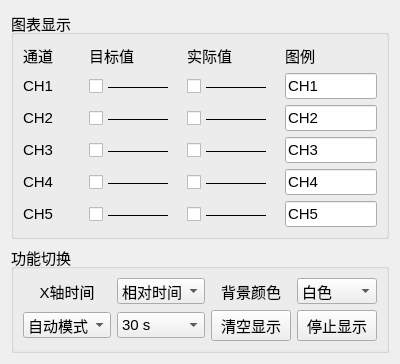
Qt form src/ui_widgets/chart_dialog/ui/chart_dialog.ui (xiaopengyouGU/LTM_Monitor) before a commit.
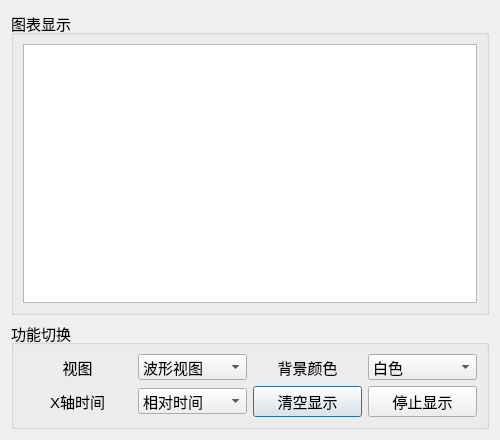
The same form after that commit. Icons and pictures are not drawn. Custom widgets are drawn as their Qt base class.

Commit message: 图表控制器采用Pimpl重写，界面大幅升级，取消之前的实际值和目标值设计，统一改成通道，颜色可实时调整，实时显示当前通道值

Diff of the .ui file:
```diff
--- a/src/ui_widgets/chart_dialog/ui/chart_dialog.ui
+++ b/src/ui_widgets/chart_dialog/ui/chart_dialog.ui
@@ -6,14 +6,14 @@
    <rect>
     <x>0</x>
     <y>0</y>
-    <width>400</width>
-    <height>278</height>
+    <width>500</width>
+    <height>440</height>
    </rect>
   </property>
   <property name="minimumSize">
    <size>
-    <width>400</width>
-    <height>0</height>
+    <width>500</width>
+    <height>440</height>
    </size>
   </property>
   <property name="font">
@@ -31,187 +31,14 @@
   <layout class="QVBoxLayout" name="verticalLayout">
    <item>
     <widget class="QGroupBox" name="groupBox">
-     <property name="minimumSize">
-      <size>
-       <width>360</width>
-       <height>0</height>
-      </size>
-     </property>
      <property name="title">
       <string>图表显示</string>
      </property>
-     <layout class="QGridLayout" name="gridLayout" columnstretch="0,1,1,1">
-      <item row="0" column="0">
-       <widget class="QLabel" name="label">
-        <property name="text">
-         <string>通道</string>
-        </property>
-       </widget>
-      </item>
-      <item row="0" column="1">
-       <widget class="QLabel" name="label_2">
-        <property name="text">
-         <string>目标值</string>
-        </property>
-       </widget>
-      </item>
-      <item row="0" column="2">
-       <widget class="QLabel" name="label_3">
-        <property name="text">
-         <string>实际值</string>
-        </property>
-       </widget>
-      </item>
-      <item row="0" column="3">
-       <widget class="QLabel" name="label_4">
-        <property name="text">
-         <string>图例</string>
-        </property>
-       </widget>
-      </item>
-      <item row="1" column="0">
-       <widget class="QLabel" name="label_5">
-        <property name="minimumSize">
-         <size>
-          <width>60</width>
-          <height>0</height>
-         </size>
-        </property>
-        <property name="text">
-         <string>CH1</string>
-        </property>
-       </widget>
-      </item>
-      <item row="1" column="1">
-       <widget class="QCheckBox" name="chkTar1">
-        <property name="text">
-         <string>————</string>
-        </property>
-       </widget>
-      </item>
-      <item row="1" column="2">
-       <widget class="QCheckBox" name="chkAct1">
-        <property name="text">
-         <string>————</string>
-        </property>
-       </widget>
-      </item>
-      <item row="1" column="3">
-       <widget class="QLineEdit" name="editCH1">
-        <property name="text">
-         <string>CH1</string>
-        </property>
-       </widget>
-      </item>
-      <item row="2" column="0">
-       <widget class="QLabel" name="label_6">
-        <property name="text">
-         <string>CH2</string>
-        </property>
-       </widget>
-      </item>
-      <item row="2" column="1">
-       <widget class="QCheckBox" name="chkTar2">
-        <property name="text">
-         <string>————</string>
-        </property>
-       </widget>
-      </item>
-      <item row="2" column="2">
-       <widget class="QCheckBox" name="chkAct2">
-        <property name="text">
-         <string>————</string>
-        </property>
-       </widget>
-      </item>
-      <item row="2" column="3">
-       <widget class="QLineEdit" name="editCH2">
-        <property name="text">
-         <string>CH2</string>
-        </property>
-       </widget>
-      </item>
-      <item row="3" column="0">
-       <widget class="QLabel" name="label_7">
-        <property name="text">
-         <string>CH3</string>
-        </property>
-       </widget>
-      </item>
-      <item row="3" column="1">
-       <widget class="QCheckBox" name="chkTar3">
-        <property name="text">
-         <string>————</string>
-        </property>
-       </widget>
-      </item>
-      <item row="3" column="2">
-       <widget class="QCheckBox" name="chkAct3">
-        <property name="text">
-         <string>————</string>
-        </property>
-       </widget>
-      </item>
-      <item row="3" column="3">
-       <widget class="QLineEdit" name="editCH3">
-        <property name="text">
-         <string>CH3</string>
-        </property>
-       </widget>
-      </item>
-      <item row="4" column="0">
-       <widget class="QLabel" name="label_8">
-        <property name="text">
-         <string>CH4</string>
-        </property>
-       </widget>
-      </item>
-      <item row="4" column="1">
-       <widget class="QCheckBox" name="chkTar4">
-        <property name="text">
-         <string>————</string>
-        </property>
-       </widget>
-      </item>
-      <item row="4" column="2">
-       <widget class="QCheckBox" name="chkAct4">
-        <property name="text">
-         <string>————</string>
-        </property>
-       </widget>
-      </item>
-      <item row="4" column="3">
-       <widget class="QLineEdit" name="editCH4">
-        <property name="text">
-         <string>CH4</string>
-        </property>
-       </widget>
-      </item>
-      <item row="5" column="0">
-       <widget class="QLabel" name="label_9">
-        <property name="text">
-         <string>CH5</string>
-        </property>
-       </widget>
-      </item>
-      <item row="5" column="1">
-       <widget class="QCheckBox" name="chkTar5">
-        <property name="text">
-         <string>————</string>
-        </property>
-       </widget>
-      </item>
-      <item row="5" column="2">
-       <widget class="QCheckBox" name="chkAct5">
-        <property name="text">
-         <string>————</string>
-        </property>
-       </widget>
-      </item>
-      <item row="5" column="3">
-       <widget class="QLineEdit" name="editCH5">
-        <property name="text">
-         <string>CH5</string>
+     <layout class="QVBoxLayout" name="verticalLayout_2">
+      <item>
+       <widget class="ChannelListWidget" name="channelList">
+        <property name="alternatingRowColors">
+         <bool>true</bool>
         </property>
        </widget>
       </item>
@@ -224,31 +51,21 @@
       <string>功能切换</string>
      </property>
      <layout class="QGridLayout" name="gridLayout_2">
-      <item row="1" column="3">
-       <widget class="QPushButton" name="btnStopShow">
-        <property name="focusPolicy">
-         <enum>Qt::FocusPolicy::NoFocus</enum>
-        </property>
+      <item row="0" column="0">
+       <widget class="QLabel" name="labelView">
         <property name="text">
-         <string>停止显示</string>
+         <string>视图</string>
         </property>
-       </widget>
-      </item>
-      <item row="1" column="2">
-       <widget class="QPushButton" name="btnClearShow">
-        <property name="focusPolicy">
-         <enum>Qt::FocusPolicy::NoFocus</enum>
-        </property>
-        <property name="text">
-         <string>清空显示</string>
+        <property name="alignment">
+         <set>Qt::AlignmentFlag::AlignCenter</set>
         </property>
        </widget>
       </item>
       <item row="0" column="1">
-       <widget class="QComboBox" name="comboTime">
+       <widget class="QComboBox" name="comboView">
         <item>
          <property name="text">
-          <string>相对时间</string>
+          <string>波形视图</string>
          </property>
         </item>
         <item>
@@ -256,6 +73,26 @@
           <string>绝对时间</string>
          </property>
         </item>
+        <item>
+         <property name="text">
+          <string>波形+频谱</string>
+         </property>
+        </item>
+        <item>
+         <property name="text">
+          <string>XY 图</string>
+         </property>
+        </item>
+       </widget>
+      </item>
+      <item row="0" column="2">
+       <widget class="QLabel" name="labelColor">
+        <property name="text">
+         <string>背景颜色</string>
+        </property>
+        <property name="alignment">
+         <set>Qt::AlignmentFlag::AlignCenter</set>
+        </property>
        </widget>
       </item>
       <item row="0" column="3">
@@ -272,18 +109,8 @@
         </item>
        </widget>
       </item>
-      <item row="0" column="2">
-       <widget class="QLabel" name="label_11">
-        <property name="text">
-         <string>背景颜色</string>
-        </property>
-        <property name="alignment">
-         <set>Qt::AlignmentFlag::AlignCenter</set>
-        </property>
-       </widget>
-      </item>
-      <item row="0" column="0">
-       <widget class="QLabel" name="label_10">
+      <item row="1" column="0">
+       <widget class="QLabel" name="labelTime">
         <property name="text">
          <string>X轴时间</string>
         </property>
@@ -292,60 +119,32 @@
         </property>
        </widget>
       </item>
-      <item row="1" column="0">
-       <widget class="QComboBox" name="comboMode">
-        <item>
-         <property name="text">
-          <string>自动模式</string>
-         </property>
-        </item>
-        <item>
-         <property name="text">
-          <string>手动模式</string>
-         </property>
-        </item>
-       </widget>
-      </item>
       <item row="1" column="1">
-       <widget class="QComboBox" name="comboWindow">
-        <property name="currentIndex">
-         <number>1</number>
-        </property>
+       <widget class="QComboBox" name="comboTime">
         <item>
          <property name="text">
-          <string>10 s</string>
+          <string>相对时间</string>
          </property>
         </item>
         <item>
          <property name="text">
-          <string>30 s</string>
+          <string>绝对时间</string>
          </property>
         </item>
-        <item>
-         <property name="text">
-          <string>60 s</string>
-         </property>
-        </item>
-        <item>
-         <property name="text">
-          <string>5 min</string>
-         </property>
-        </item>
-        <item>
-         <property name="text">
-          <string>15 min</string>
-         </property>
-        </item>
-        <item>
-         <property name="text">
-          <string>30 min</string>
-         </property>
-        </item>
-        <item>
-         <property name="text">
-          <string>1 h</string>
-         </property>
-        </item>
+       </widget>
+      </item>
+      <item row="1" column="2">
+       <widget class="QPushButton" name="btnClearShow">
+        <property name="text">
+         <string>清空显示</string>
+        </property>
+       </widget>
+      </item>
+      <item row="1" column="3">
+       <widget class="QPushButton" name="btnStopShow">
+        <property name="text">
+         <string>停止显示</string>
+        </property>
        </widget>
       </item>
      </layout>
@@ -353,6 +152,13 @@
    </item>
   </layout>
  </widget>
+ <customwidgets>
+  <customwidget>
+   <class>ChannelListWidget</class>
+   <extends>QListWidget</extends>
+   <header>channel_list_widget.h</header>
+  </customwidget>
+ </customwidgets>
  <resources>
   <include location="../img.qrc"/>
  </resources>
```
Left out of the diff: 2 changed lines with no effect on the pictures. The commit also changes 5 other files.
